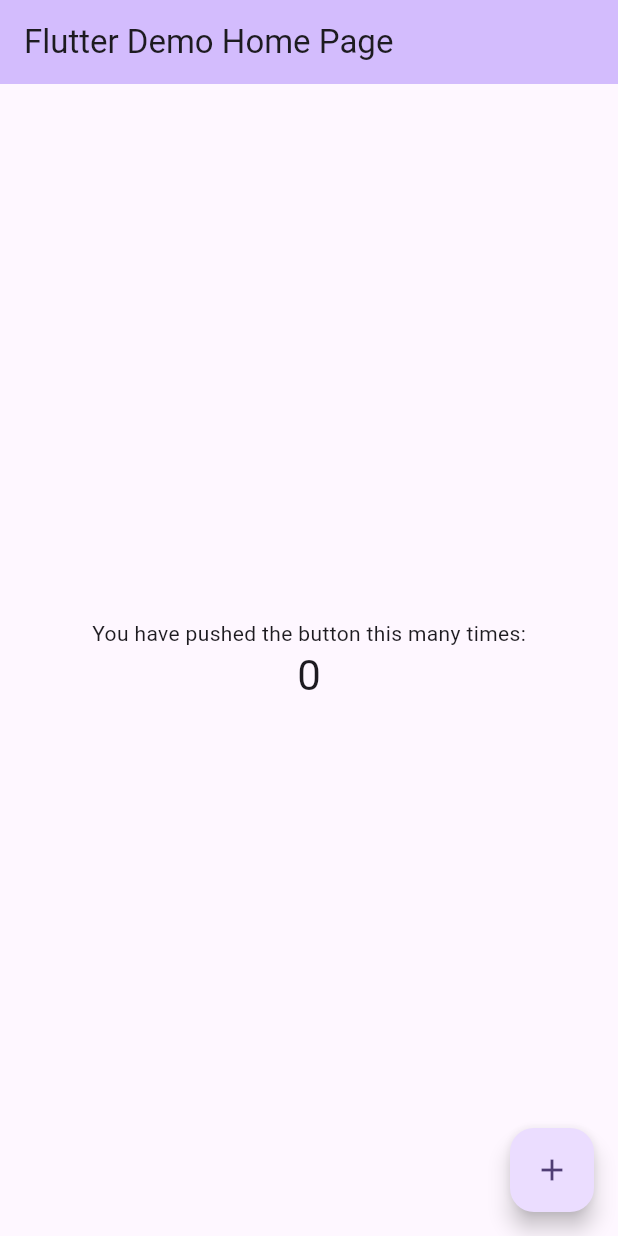
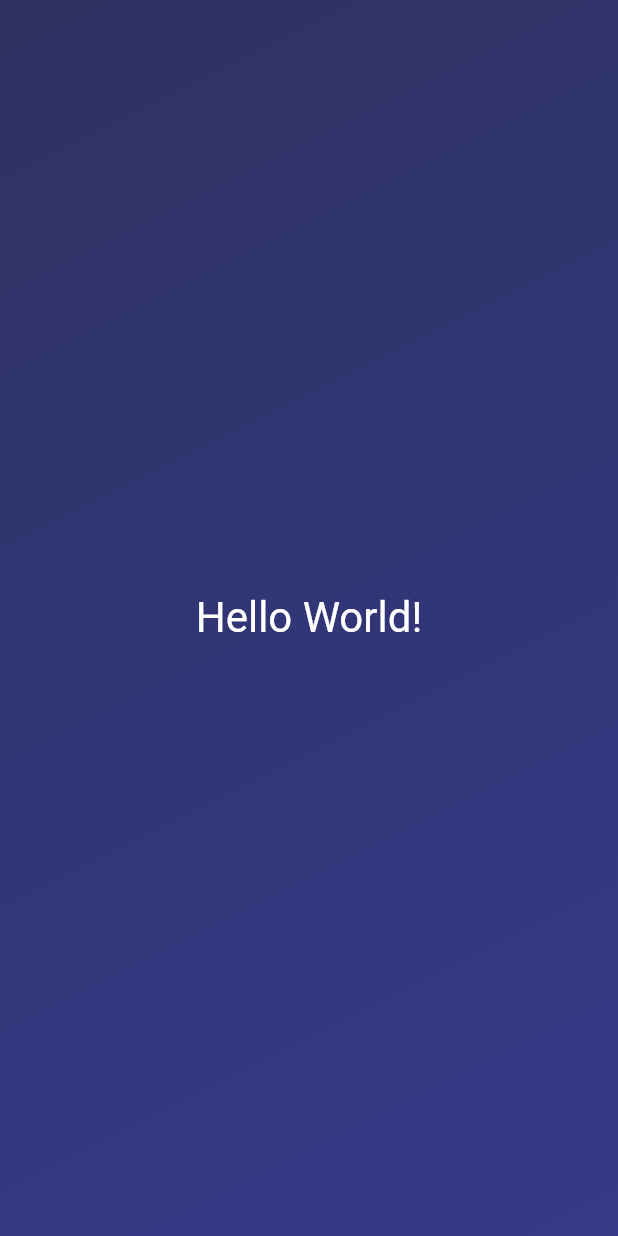
Before and after one commit to kartpop/roll_dice_app, a Flutter app: the screen it shows after launch, on a phone screen of 412 x 824 dp. Run offline on Flutter 3.47's test engine with Material 2 defaults, Android fonts, the phone set to English and light mode, and no system bars.

Commit message:
feat: display Hello World with custom text and background

```diff
--- a/lib/main.dart
+++ b/lib/main.dart
@@ -1,125 +1,31 @@
-import 'package:flutter/material.dart';
+import "package:flutter/material.dart";
 
 void main() {
-  runApp(const MyApp());
-}
-
-class MyApp extends StatelessWidget {
-  const MyApp({super.key});
-
-  // This widget is the root of your application.
-  @override
-  Widget build(BuildContext context) {
-    return MaterialApp(
-      title: 'Flutter Demo',
-      theme: ThemeData(
-        // This is the theme of your application.
-        //
-        // TRY THIS: Try running your application with "flutter run". You'll see
-        // the application has a blue toolbar. Then, without quitting the app,
-        // try changing the seedColor in the colorScheme below to Colors.green
-        // and then invoke "hot reload" (save your changes or press the "hot
-        // reload" button in a Flutter-supported IDE, or press "r" if you used
-        // the command line to start the app).
-        //
-        // Notice that the counter didn't reset back to zero; the application
-        // state is not lost during the reload. To reset the state, use hot
-        // restart instead.
-        //
-        // This works for code too, not just values: Most code changes can be
-        // tested with just a hot reload.
-        colorScheme: ColorScheme.fromSeed(seedColor: Colors.deepPurple),
-        useMaterial3: true,
-      ),
-      home: const MyHomePage(title: 'Flutter Demo Home Page'),
-    );
-  }
-}
-
-class MyHomePage extends StatefulWidget {
-  const MyHomePage({super.key, required this.title});
-
-  // This widget is the home page of your application. It is stateful, meaning
-  // that it has a State object (defined below) that contains fields that affect
-  // how it looks.
-
-  // This class is the configuration for the state. It holds the values (in this
-  // case the title) provided by the parent (in this case the App widget) and
-  // used by the build method of the State. Fields in a Widget subclass are
-  // always marked "final".
-
-  final String title;
-
-  @override
-  State<MyHomePage> createState() => _MyHomePageState();
-}
-
-class _MyHomePageState extends State<MyHomePage> {
-  int _counter = 0;
-
-  void _incrementCounter() {
-    setState(() {
-      // This call to setState tells the Flutter framework that something has
-      // changed in this State, which causes it to rerun the build method below
-      // so that the display can reflect the updated values. If we changed
-      // _counter without calling setState(), then the build method would not be
-      // called again, and so nothing would appear to happen.
-      _counter++;
-    });
-  }
-
-  @override
-  Widget build(BuildContext context) {
-    // This method is rerun every time setState is called, for instance as done
-    // by the _incrementCounter method above.
-    //
-    // The Flutter framework has been optimized to make rerunning build methods
-    // fast, so that you can just rebuild anything that needs updating rather
-    // than having to individually change instances of widgets.
-    return Scaffold(
-      appBar: AppBar(
-        // TRY THIS: Try changing the color here to a specific color (to
-        // Colors.amber, perhaps?) and trigger a hot reload to see the AppBar
-        // change color while the other colors stay the same.
-        backgroundColor: Theme.of(context).colorScheme.inversePrimary,
-        // Here we take the value from the MyHomePage object that was created by
-        // the App.build method, and use it to set our appbar title.
-        title: Text(widget.title),
-      ),
-      body: Center(
-        // Center is a layout widget. It takes a single child and positions it
-        // in the middle of the parent.
-        child: Column(
-          // Column is also a layout widget. It takes a list of children and
-          // arranges them vertically. By default, it sizes itself to fit its
-          // children horizontally, and tries to be as tall as its parent.
-          //
-          // Column has various properties to control how it sizes itself and
-          // how it positions its children. Here we use mainAxisAlignment to
-          // center the children vertically; the main axis here is the vertical
-          // axis because Columns are vertical (the cross axis would be
-          // horizontal).
-          //
-          // TRY THIS: Invoke "debug painting" (choose the "Toggle Debug Paint"
-          // action in the IDE, or press "p" in the console), to see the
-          // wireframe for each widget.
-          mainAxisAlignment: MainAxisAlignment.center,
-          children: <Widget>[
-            const Text(
-              'You have pushed the button this many times:',
+  runApp(
+    MaterialApp(
+      home: Scaffold(
+        body: Container(
+          decoration: const BoxDecoration(
+            gradient: LinearGradient(
+              colors: [
+                Color.fromARGB(233, 27, 31, 82),
+                Color.fromARGB(208, 8, 15, 112)
+              ],
+              begin: Alignment.topLeft,
+              end: Alignment.bottomRight,
             ),
-            Text(
-              '$_counter',
-              style: Theme.of(context).textTheme.headlineMedium,
+          ),
+          child: const Center(
+            child: Text(
+              'Hello World!',
+              style: TextStyle(
+                color: Colors.white,
+                fontSize: 28,
+              ),
             ),
-          ],
+          ),
         ),
       ),
-      floatingActionButton: FloatingActionButton(
-        onPressed: _incrementCounter,
-        tooltip: 'Increment',
-        child: const Icon(Icons.add),
-      ), // This trailing comma makes auto-formatting nicer for build methods.
-    );
-  }
+    ),
+  );
 }
```
